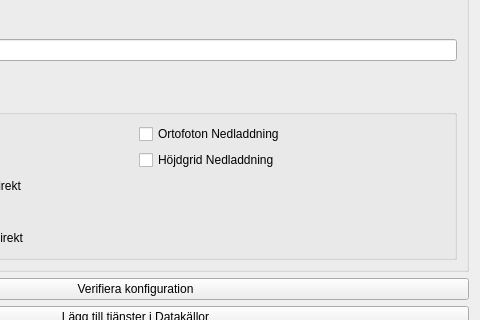
qgissverige/lantmateriet-qgis-plugin, file lantmateriet_qgis/gui/dlg_settings.ui: the form before one commit; both pictures show x 209 to 689 and y 202 to 522 of the 689 by 692 pixel window.
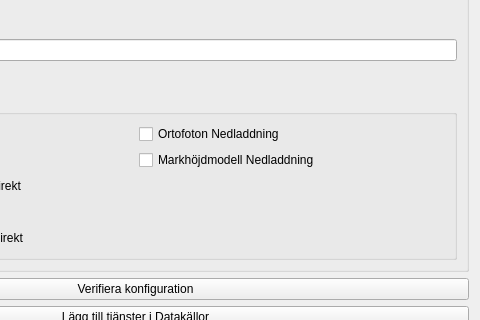
The form after the commit. Custom widgets are drawn as their Qt base class.

Commit message: Fix name of height download service

```diff
--- a/lantmateriet_qgis/gui/dlg_settings.ui
+++ b/lantmateriet_qgis/gui/dlg_settings.ui
@@ -197,7 +197,7 @@
          <item row="1" column="1">
           <widget class="QCheckBox" name="button_hojdgrid_nedladdning">
            <property name="text">
-            <string>Höjdgrid Nedladdning</string>
+            <string>Markhöjdmodell Nedladdning</string>
            </property>
           </widget>
          </item>
```
The commit also changes 1 other file.
